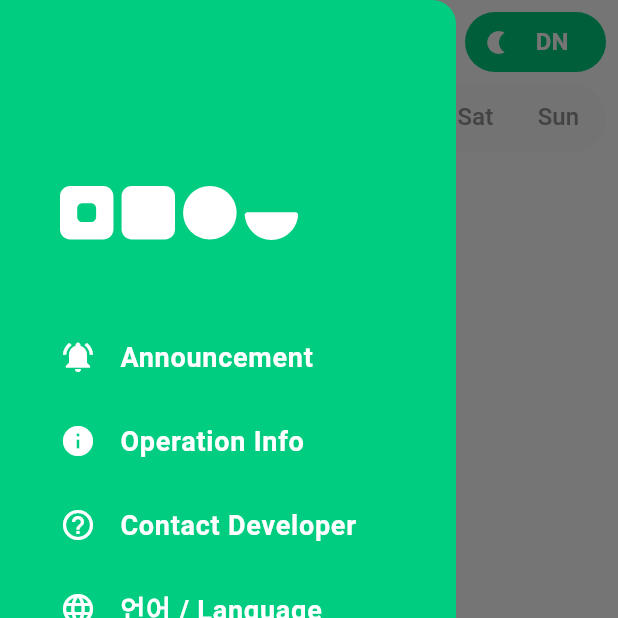
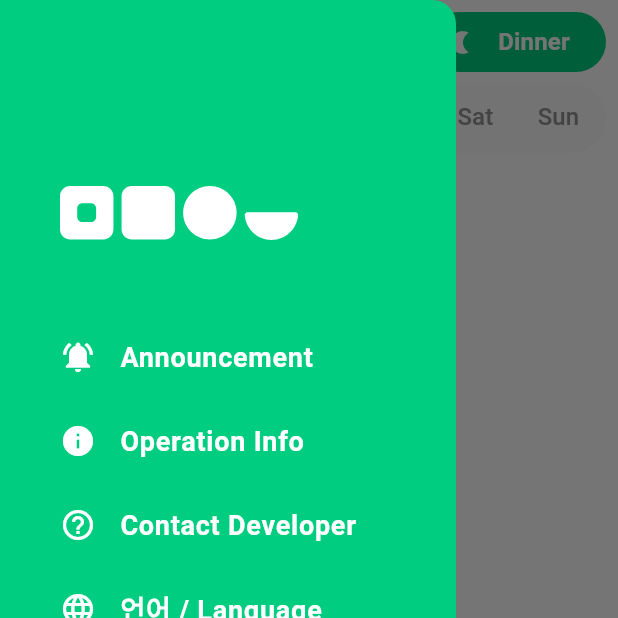
Before and after one commit to HeXA-UNIST/meal_client, a Flutter app: the screen it shows after launch, with the side drawer open, on a phone screen of 412 x 824 dp, the top half of it. Run offline on Flutter 3.47's test engine with Material 3 defaults, Android fonts, the phone set to English and light mode, and no system bars; our stand-ins replace flutter_svg; network calls fail; Roboto replaces fonts that are missing (Pretendard); project files that could hold a hidden picture were left out.

Commit message:
rollback breaskfast, lunch, dinner string and button size

```diff
--- a/lib/pages/home.dart
+++ b/lib/pages/home.dart
@@ -105,7 +105,7 @@ class _MealOfDaySwitchButton extends StatelessWidget {
     return TextButton.icon(
       onPressed: onPressed,
       label: SizedBox(
-        width: 40,
+        width: 64,
         child: FittedBox(
           fit: BoxFit.scaleDown,
           child: Text(
--- a/lib/string.dart
+++ b/lib/string.dart
@@ -17,9 +17,9 @@ const fri = MultiLanguageString(eng: "Fri", kor: "금");
 const sat = MultiLanguageString(eng: "Sat", kor: "토");
 const sun = MultiLanguageString(eng: "Sun", kor: "일");
 
-const breakfast = MultiLanguageString(eng: "BF", kor: "아침");
-const lunch = MultiLanguageString(eng: "LN", kor: "점심");
-const dinner = MultiLanguageString(eng: "DN", kor: "저녁");
+const breakfast = MultiLanguageString(eng: "Breakfast", kor: "아침");
+const lunch = MultiLanguageString(eng: "Lunch", kor: "점심");
+const dinner = MultiLanguageString(eng: "Dinner", kor: "저녁");
 
 const cannotLoadMeal = MultiLanguageString(
   eng: "Cannot load meal information.",
```
